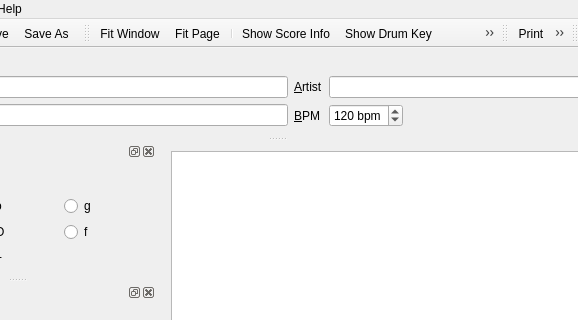
This is src/GUI/drumburp.ui in Whatang/DrumBurp as Qt 5 draws it before an edit; both pictures show x 123 to 701 and y 0 to 320 of the 800 by 808 pixel window. The edited form follows.
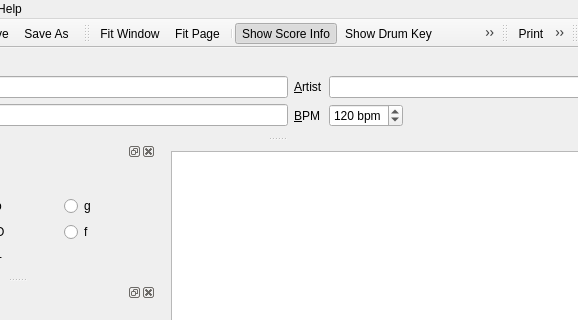
This is the edited form. Icons and pictures are not drawn. Custom widgets are drawn as their Qt base class.

What changed in the file:
```diff
--- a/src/GUI/drumburp.ui
+++ b/src/GUI/drumburp.ui
@@ -1370,6 +1370,9 @@
    <property name="checkable">
     <bool>true</bool>
    </property>
+   <property name="checked">
+    <bool>true</bool>
+   </property>
    <property name="icon">
     <iconset resource="DrumBurp.qrc">
      <normaloff>:/Icons/Icons/applications-multimedia.png</normaloff>:/Icons/Icons/applications-multimedia.png</iconset>
```
Left out of the diff: 96 changed lines with no effect on the pictures.
